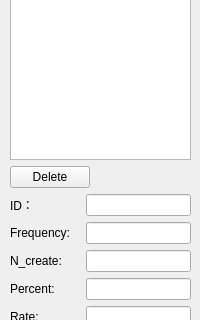
First picture: the form in forms/sourcewidget.ui, repository JuPedSim/jpseditor, before the edit; both pictures show x 0 to 200 and y 170 to 490 of the 200 by 880 pixel window.
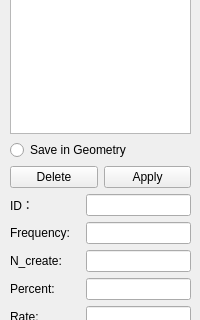
Second picture: the form after the edit.

What changed in the file:
```diff
--- a/forms/sourcewidget.ui
+++ b/forms/sourcewidget.ui
@@ -24,7 +24,7 @@
   </property>
   <property name="maximumSize">
    <size>
-    <width>200</width>
+    <width>400</width>
     <height>880</height>
    </size>
   </property>
@@ -53,6 +53,13 @@
       <item>
        <widget class="QListWidget" name="SourceListWidget"/>
       </item>
+      <item>
+       <widget class="QRadioButton" name="isSaveButton">
+        <property name="text">
+         <string>Save in Geometry</string>
+        </property>
+       </widget>
+      </item>
       <item>
        <layout class="QHBoxLayout" name="horizontalLayout_8">
         <item>
@@ -63,17 +70,11 @@
          </widget>
         </item>
         <item>
-         <spacer name="horizontalSpacer">
-          <property name="orientation">
-           <enum>Qt::Horizontal</enum>
+         <widget class="QPushButton" name="applyButton">
+          <property name="text">
+           <string>Apply</string>
           </property>
-          <property name="sizeHint" stdset="0">
-           <size>
-            <width>40</width>
-            <height>20</height>
-           </size>
-          </property>
-         </spacer>
+         </widget>
         </item>
        </layout>
       </item>
```
